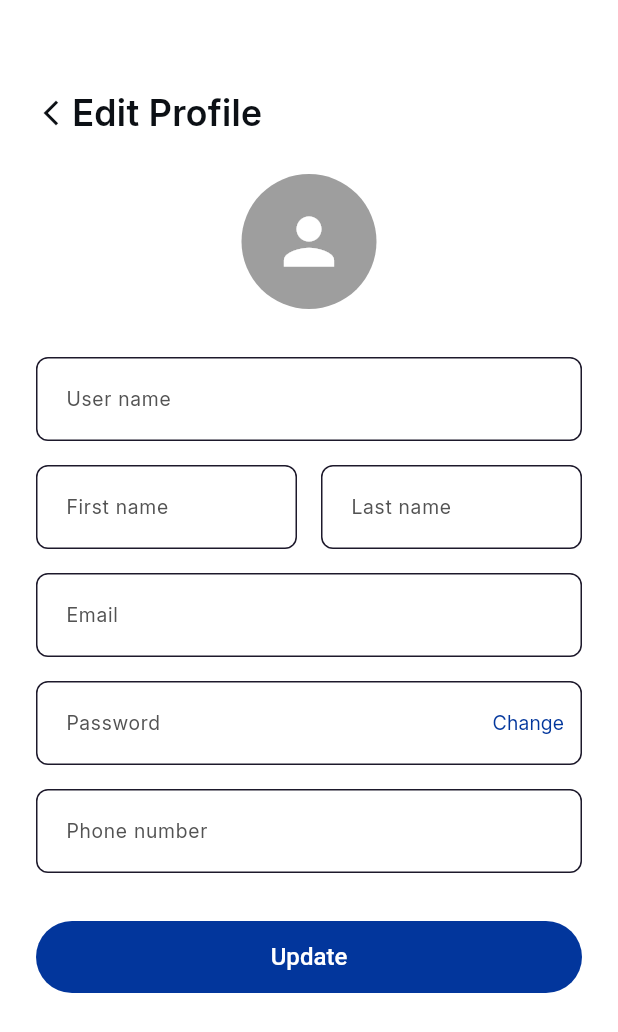
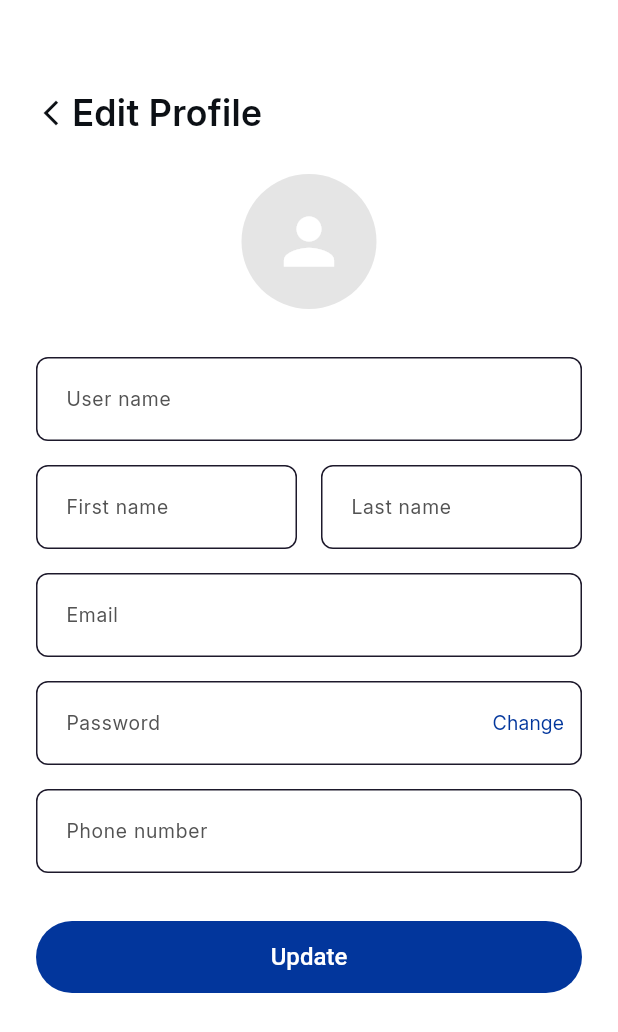
Before and after one commit to menna-ahmed123/exam_app, a Flutter app: the ProfileView screen opened by its route, after a tap on "Update", on a phone screen of 412 x 824 dp. Shown: the top 1032 px of the screen. Run offline on Flutter 3.47's test engine with Material 3 defaults, Android fonts, the phone set to English and light mode, and no system bars; our stand-ins replace dio, flutter_bloc, flutter_native_splash, flutter_secure_storage, freezed_annotation, get_it and 3 more; accounts and stored records are empty; generated files the repository leaves out were written again; network calls fail.

Commit message:
updated files

```diff
--- a/lib/core/resources/app_palette.dart
+++ b/lib/core/resources/app_palette.dart
@@ -25,8 +25,7 @@ class AppPalette {
   static const Color lightBlue = Color.fromARGB(255, 223, 231, 247);
 
   // Avatar
-  static const Color avatarBackground = Color(0xffE5E5E5);
-
+static const Color avatarBackground = Color.fromARGB(255, 229, 229, 229);
   // Button
   static const Color disabledButton = Color.fromARGB(255, 158, 158, 158);
 }
--- a/lib/feature/profile/presentation/views/profile_edit_view.dart
+++ b/lib/feature/profile/presentation/views/profile_edit_view.dart
@@ -30,8 +30,9 @@ class _ProfileEditViewState extends State<ProfileEditView> {
   @override
   void initState() {
     super.initState();
-    // بنملى الفورم بالبيانات الحالية من نفس الـ Cubit
+
     final profile = context.read<ProfileViewModel>().state.profileState?.data;
+
     if (profile != null) {
       _usernameController.text = profile.username;
       _firstNameController.text = profile.firstName;
@@ -67,12 +68,7 @@ class _ProfileEditViewState extends State<ProfileEditView> {
     );
   }
 
-  @override
- Widget build(BuildContext context) {
-    return BlocListener<ProfileViewModel, ProfileState>(
-      listenWhen: (previous, current) =>
-          previous.updateProfileState != current.updateProfileState,
-      listener: (context, state) {
+  void _listener(BuildContext context, ProfileState state) {
     final updateState = state.updateProfileState;
 
     if (updateState == null) return;
@@ -81,6 +77,7 @@ class _ProfileEditViewState extends State<ProfileEditView> {
         updateState.errorMessage.isEmpty &&
         updateState.data != null) {
       context.pop();
+      return;
     }
 
     if (updateState.errorMessage.isNotEmpty) {
@@ -88,12 +85,29 @@ class _ProfileEditViewState extends State<ProfileEditView> {
         context,
       ).showSnackBar(SnackBar(content: Text(updateState.errorMessage)));
     }
-      },
-      child: Scaffold(
-        body: BlocBuilder<ProfileViewModel, ProfileState>(
+  }
+
+  @override
+  Widget build(BuildContext context) {
+    return BlocListener<ProfileViewModel, ProfileState>(
+      listenWhen: (previous, current) =>
+          previous.updateProfileState != current.updateProfileState,
+      listener: _listener,
+      child: Scaffold(body: _buildBody()),
+    );
+  }
+
+  Widget _buildBody() {
+    return BlocBuilder<ProfileViewModel, ProfileState>(
       builder: (context, state) {
         final isLoading = state.updateProfileState?.isLoading ?? false;
 
+        return _buildContent(isLoading);
+      },
+    );
+  }
+
+  Widget _buildContent(bool isLoading) {
     return Padding(
       padding: const EdgeInsets.symmetric(
         horizontal: AppSpacing.screenHorizontal,
@@ -106,7 +120,18 @@ class _ProfileEditViewState extends State<ProfileEditView> {
             const SizedBox(height: AppSpacing.sectionGap),
             const Center(child: ProfileAvatar()),
             const SizedBox(height: AppSpacing.buttonTopGap),
-                    ProfileForm(
+            _buildProfileForm(),
+            const SizedBox(height: AppSpacing.buttonTopGap),
+            _buildUpdateButton(isLoading),
+            const SizedBox(height: AppSpacing.sectionGap),
+          ],
+        ),
+      ),
+    );
+  }
+
+  Widget _buildProfileForm() {
+    return ProfileForm(
       enabled: true,
       usernameController: _usernameController,
       firstNameController: _firstNameController,
@@ -114,21 +139,14 @@ class _ProfileEditViewState extends State<ProfileEditView> {
       emailController: _emailController,
       passwordController: _passwordController,
       phoneController: _phoneController,
-                    ),
-                    const SizedBox(height: AppSpacing.buttonTopGap),
-                    AppButton(
+    );
+  }
+
+  Widget _buildUpdateButton(bool isLoading) {
+    return AppButton(
       text: AppStrings.update,
       isLoading: isLoading,
       onPressed: isLoading ? null : _onUpdatePressed,
-                    ),
-                    const SizedBox(height: AppSpacing.sectionGap),
-                  ],
-                ),
-              ),
-            );
-          },
-        ),
-      ),
     );
   }
 }
--- a/lib/feature/profile/presentation/views/widgets/profile_avater.dart
+++ b/lib/feature/profile/presentation/views/widgets/profile_avater.dart
@@ -1,3 +1,4 @@
+import 'package:exam_app/core/resources/app_palette.dart';
 import 'package:flutter/material.dart';
 
 class ProfileAvatar extends StatelessWidget {
@@ -7,27 +8,21 @@ class ProfileAvatar extends StatelessWidget {
 
   @override
   Widget build(BuildContext context) {
-    return Stack(
-      clipBehavior: Clip.none,
-      children: [
-        GestureDetector(
+    return _buildAvatar();
+  }
+
+  Widget _buildAvatar() {
+    return GestureDetector(
       onTap: onTap,
       child: Container(
         width: 90,
         height: 90,
         decoration: const BoxDecoration(
-              color: Colors.grey,
+          color: AppPalette.avatarBackground,
           shape: BoxShape.circle,
         ),
-            child: const Icon(
-              Icons.person,
-              size: 50,
-              color: Colors.white,
+        child: const Icon(Icons.person, size: 50, color: AppPalette.white),
       ),
-          ),
-        ),
-      ],
-
     );
   }
 }
--- a/lib/feature/profile/presentation/views/widgets/profile_view_body.dart
+++ b/lib/feature/profile/presentation/views/widgets/profile_view_body.dart
@@ -6,7 +6,7 @@ import 'package:exam_app/core/widgets/app_button.dart';
 import 'package:exam_app/feature/profile/presentation/view_model/profile_state.dart';
 import 'package:exam_app/feature/profile/presentation/view_model/profile_view_model.dart';
 import 'package:exam_app/feature/profile/presentation/views/widgets/profile_avater.dart';
-import 'package:exam_app/feature/profile/presentation/views/widgets/profile_form.dart' show ProfileForm;
+import 'package:exam_app/feature/profile/presentation/views/widgets/profile_form.dart';
 import 'package:flutter/material.dart';
 import 'package:flutter_bloc/flutter_bloc.dart';
 import 'package:go_router/go_router.dart';
@@ -19,12 +19,12 @@ class ProfileViewBody extends StatefulWidget {
 }
 
 class _ProfileViewBodyState extends State<ProfileViewBody> {
-  final TextEditingController _usernameController = TextEditingController();
-  final TextEditingController _firstNameController = TextEditingController();
-  final TextEditingController _lastNameController = TextEditingController();
-  final TextEditingController _emailController = TextEditingController();
-  final TextEditingController _passwordController = TextEditingController();
-  final TextEditingController _phoneController = TextEditingController();
+  final _usernameController = TextEditingController();
+  final _firstNameController = TextEditingController();
+  final _lastNameController = TextEditingController();
+  final _emailController = TextEditingController();
+  final _passwordController = TextEditingController();
+  final _phoneController = TextEditingController();
 
   @override
   void dispose() {
@@ -37,23 +37,28 @@ class _ProfileViewBodyState extends State<ProfileViewBody> {
     super.dispose();
   }
 
-  @override
-  Widget build(BuildContext context) {
-    return BlocConsumer<ProfileViewModel, ProfileState>(
-      listener: (context, state) {
+  void _listener(BuildContext context, ProfileState state) {
     final profile = state.profileState?.data;
 
-        if (profile != null) {
+    if (profile == null) return;
+
     _usernameController.text = profile.username;
     _firstNameController.text = profile.firstName;
     _lastNameController.text = profile.lastName;
     _emailController.text = profile.email;
     _phoneController.text = profile.phone;
-
     _passwordController.text = '********';
   }
-      },
-      builder: (context, state) {
+
+  @override
+  Widget build(BuildContext context) {
+    return BlocConsumer<ProfileViewModel, ProfileState>(
+      listener: _listener,
+      builder: (context, state) => _buildBody(state),
+    );
+  }
+
+  Widget _buildBody(ProfileState state) {
     if (state.profileState?.isLoading ?? false) {
       return const Center(child: CircularProgressIndicator());
     }
@@ -62,6 +67,10 @@ class _ProfileViewBodyState extends State<ProfileViewBody> {
       return Center(child: Text(state.profileState!.errorMessage));
     }
 
+    return _buildContent(context);
+  }
+
+  Widget _buildContent(BuildContext context) {
     return Padding(
       padding: const EdgeInsets.symmetric(
         horizontal: AppSpacing.screenHorizontal,
@@ -70,15 +79,22 @@ class _ProfileViewBodyState extends State<ProfileViewBody> {
         child: Column(
           children: [
             const SizedBox(height: AppSpacing.appParSpace),
+            const AppBackHeader(title: AppStrings.profile),
+            const SizedBox(height: AppSpacing.sectionGap),
+            const Center(child: ProfileAvatar()),
+            const SizedBox(height: AppSpacing.buttonTopGap),
+            _buildProfileForm(),
+            const SizedBox(height: AppSpacing.buttonTopGap),
+            _buildUpdateButton(context),
+            const SizedBox(height: AppSpacing.sectionGap),
+          ],
+        ),
+      ),
+    );
+  }
 
-                const AppBackHeader(title: AppStrings.profile),
-
-                const SizedBox(height: AppSpacing.sectionGap),
-
-                const Center(child: ProfileAvatar()),
-
-                const SizedBox(height: AppSpacing.buttonTopGap),
-                 ProfileForm(
+  Widget _buildProfileForm() {
+    return ProfileForm(
       enabled: false,
       usernameController: _usernameController,
       firstNameController: _firstNameController,
@@ -86,10 +102,11 @@ class _ProfileViewBodyState extends State<ProfileViewBody> {
       emailController: _emailController,
       passwordController: _passwordController,
       phoneController: _phoneController,
-                ),
-                const SizedBox(height: AppSpacing.buttonTopGap),
+    );
+  }
 
-                AppButton(
+  Widget _buildUpdateButton(BuildContext context) {
+    return AppButton(
       text: AppStrings.update,
       onPressed: () {
         context.push(
@@ -97,14 +114,6 @@ class _ProfileViewBodyState extends State<ProfileViewBody> {
           extra: context.read<ProfileViewModel>(),
         );
       },
-                ),
-
-                const SizedBox(height: AppSpacing.sectionGap),
-              ],
-            ),
-          ),
-        );
-      },
     );
   }
 }
```
Lines whose indentation alone changed are shown as unchanged.
